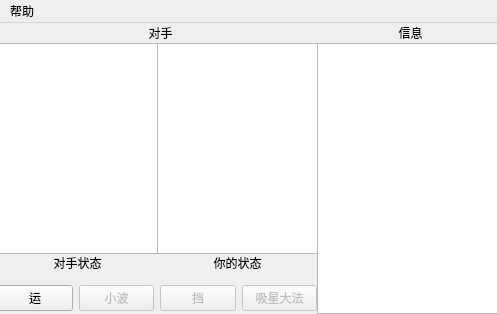
Hayaking/yun, file yun.ui: the form before one commit.
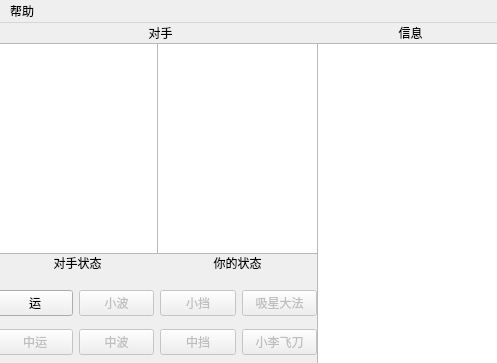
The form after the commit.

```diff
--- a/yun.ui
+++ b/yun.ui
@@ -10,7 +10,7 @@
     <x>0</x>
     <y>0</y>
     <width>497</width>
-    <height>314</height>
+    <height>363</height>
    </rect>
   </property>
   <property name="windowTitle">
@@ -26,12 +26,12 @@
       <x>-3</x>
       <y>260</y>
       <width>320</width>
-      <height>31</height>
+      <height>81</height>
      </rect>
     </property>
-    <layout class="QHBoxLayout" name="horizontalLayout">
-     <item>
-      <widget class="QPushButton" name="pushButton">
+    <layout class="QGridLayout" name="gridLayout">
+     <item row="0" column="0">
+      <widget class="QPushButton" name="Bt_yun_x">
        <property name="enabled">
         <bool>true</bool>
        </property>
@@ -40,8 +40,8 @@
        </property>
       </widget>
      </item>
-     <item>
-      <widget class="QPushButton" name="pushButton_2">
+     <item row="0" column="1">
+      <widget class="QPushButton" name="Bt_bo_x">
        <property name="enabled">
         <bool>false</bool>
        </property>
@@ -50,18 +50,8 @@
        </property>
       </widget>
      </item>
-     <item>
-      <widget class="QPushButton" name="pushButton_3">
-       <property name="enabled">
-        <bool>false</bool>
-       </property>
-       <property name="text">
-        <string>挡</string>
-       </property>
-      </widget>
-     </item>
-     <item>
-      <widget class="QPushButton" name="pushButton_4">
+     <item row="0" column="3">
+      <widget class="QPushButton" name="Bt_xxdf">
        <property name="enabled">
         <bool>false</bool>
        </property>
@@ -70,6 +60,56 @@
        </property>
       </widget>
      </item>
+     <item row="0" column="2">
+      <widget class="QPushButton" name="Bt_dang_x">
+       <property name="enabled">
+        <bool>false</bool>
+       </property>
+       <property name="text">
+        <string>小挡</string>
+       </property>
+      </widget>
+     </item>
+     <item row="1" column="0">
+      <widget class="QPushButton" name="Bt_yun_z">
+       <property name="enabled">
+        <bool>false</bool>
+       </property>
+       <property name="text">
+        <string>中运</string>
+       </property>
+      </widget>
+     </item>
+     <item row="1" column="1">
+      <widget class="QPushButton" name="Bt_bo_z">
+       <property name="enabled">
+        <bool>false</bool>
+       </property>
+       <property name="text">
+        <string>中波</string>
+       </property>
+      </widget>
+     </item>
+     <item row="1" column="2">
+      <widget class="QPushButton" name="Bt_dang_z">
+       <property name="enabled">
+        <bool>false</bool>
+       </property>
+       <property name="text">
+        <string>中挡</string>
+       </property>
+      </widget>
+     </item>
+     <item row="1" column="3">
+      <widget class="QPushButton" name="Bt_xlfd">
+       <property name="enabled">
+        <bool>false</bool>
+       </property>
+       <property name="text">
+        <string>小李飞刀</string>
+       </property>
+      </widget>
+     </item>
     </layout>
    </widget>
    <widget class="QTextEdit" name="textEdit">
@@ -100,7 +140,7 @@
       <x>317</x>
       <y>20</y>
       <width>181</width>
-      <height>271</height>
+      <height>321</height>
      </rect>
     </property>
    </widget>
```
